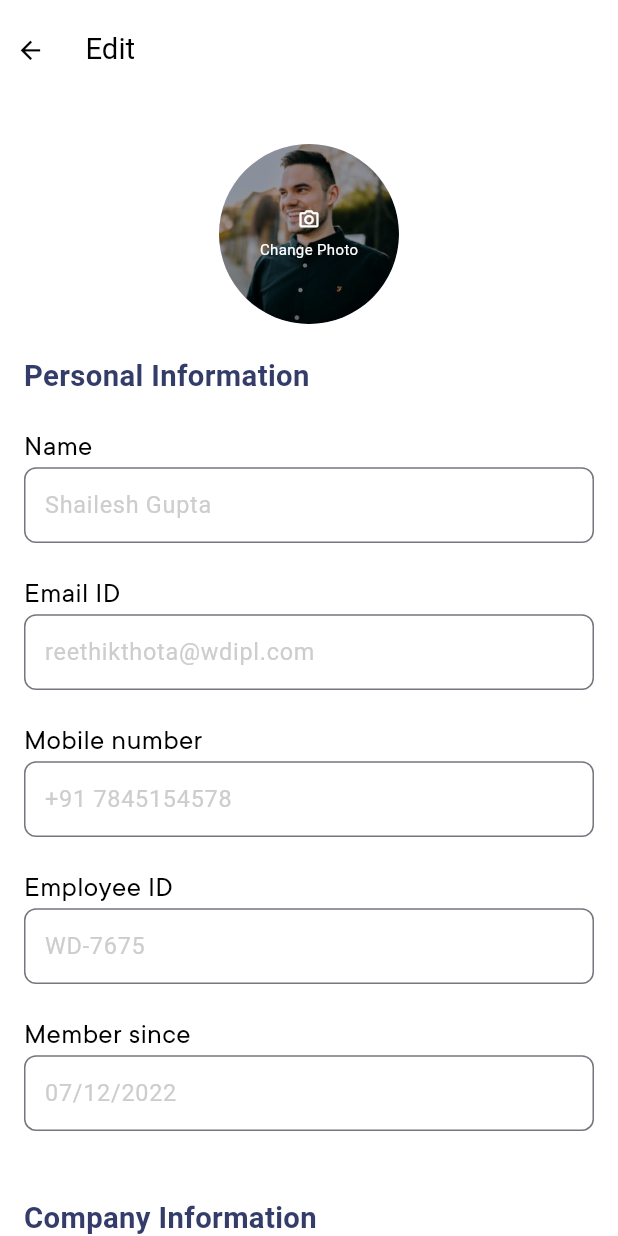
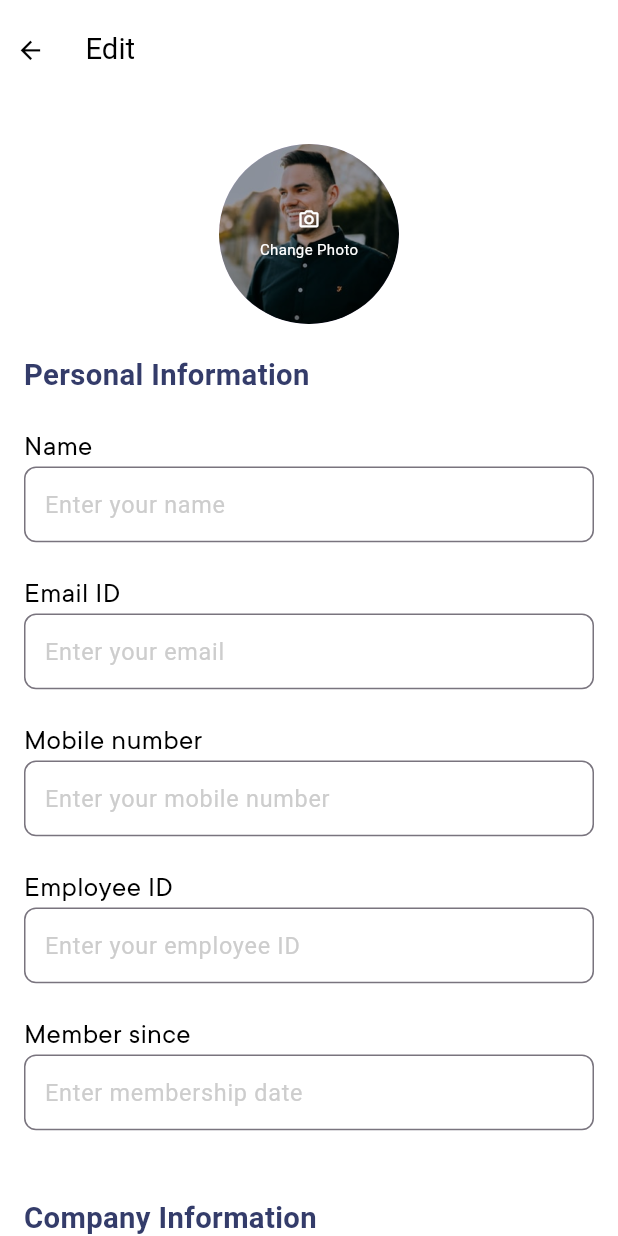
Before and after one commit to kishan06/Optify-Corporate, a Flutter app: the EditProfile screen opened by its route, on a phone screen of 412 x 824 dp. Run offline on Flutter 3.47's test engine with Material 3 defaults, Android fonts, the phone set to English and light mode, and no system bars; our stand-ins replace accordion, dio, dotted_line, dropdown_button2, file_picker, flutter_screenutil and 13 more; missing offline and left inert: dart:ffi, mat_month_picker_dialog, remove_emoji_input_formatter; accounts and stored records are empty; Roboto replaces fonts that are missing (Gilroy-SemiBold, Helvetica).

Commit message:
edit profile

```diff
--- a/lib/SideBar/Profile/EditProfile.dart
+++ b/lib/SideBar/Profile/EditProfile.dart
@@ -1,5 +1,3 @@
-// ignore_for_file: file_names
-
 import 'dart:io';
 
 import 'package:Optifii_Corporate/Utils/CommonWidgets/CommonAppBar.dart';
@@ -23,17 +21,6 @@ class EditProfile extends StatefulWidget {
 
 class _EditProfileState extends State<EditProfile> {
   final ImagePicker _picker = ImagePicker();
-
-  // Function to pick an image from gallery or camera
-  Future<void> _pickImage(ImageSource source) async {
-    final pickedFile = await _picker.pickImage(source: source);
-    if (pickedFile != null) {
-      setState(() {
-        _image = File(pickedFile.path);
-      });
-    }
-  }
-
   File? _image;
   final _formKey = GlobalKey<FormState>();
 
@@ -45,6 +32,16 @@ class _EditProfileState extends State<EditProfile> {
   final _companyNameController = TextEditingController();
   final _industryController = TextEditingController();
   final _typeController = TextEditingController();
+
+  // Function to pick an image from gallery or camera
+  Future<void> _pickImage(ImageSource source) async {
+    final pickedFile = await _picker.pickImage(source: source);
+    if (pickedFile != null) {
+      setState(() {
+        _image = File(pickedFile.path);
+      });
+    }
+  }
 
   @override
   Widget build(BuildContext context) {
@@ -62,53 +59,41 @@ class _EditProfileState extends State<EditProfile> {
               mainAxisAlignment: MainAxisAlignment.start,
               crossAxisAlignment: CrossAxisAlignment.start,
               children: [
+                // Profile Image Section
                 Center(
                   child: Stack(
-                    children: [
-                      // CircleAvatar for profile image
-                      Column(
-                        mainAxisAlignment: MainAxisAlignment.center,
                     children: [
                       CircleAvatar(
                         radius: 60,
                         backgroundImage: _image != null
-                                ? FileImage(_image!) // Display selected image
-                                : const AssetImage(
-                                        'assets/images/png/Avatar.png')
-                                    as ImageProvider, // Default image
+                            ? FileImage(_image!)
+                            : const AssetImage('assets/images/png/Avatar.png')
+                                as ImageProvider,
                       ),
-                          const SizedBox(height: 20),
-                        ],
+                      Positioned.fill(
+                        bottom: 0,
+                        child: Align(
+                          alignment: Alignment.center,
+                          child: InkWell(
+                            onTap: _showImageSourceDialog,
+                            child: Container(
+                              width: 150.w,
+                              height: 150.h,
+                              decoration: BoxDecoration(
+                                color: Colors.black.withOpacity(0.3),
+                                borderRadius: BorderRadius.circular(100),
                               ),
-                      // Positioned overlay with icon and text on top of the image
-                      Positioned.fill(
-                        bottom: 20,
-                        child: Align(
-                          alignment: Alignment
-                              .center, // Align overlay in the center of the image
-                          child: Container(
-                            width: 120.w,
-                            height: 130.h,
-                            alignment: Alignment.center,
-                            decoration: BoxDecoration(
-                              color: Colors.black
-                                  .withOpacity(0.3), // Semi-transparent overlay
-                              borderRadius: BorderRadius.circular(
-                                  100), // Match with CircleAvatar's radius
-                            ),
-                            padding: const EdgeInsets.all(
-                                10), // Padding around the content
                               child: const Column(
-                              mainAxisSize: MainAxisSize
-                                  .min, // Minimize the size of the overlay content
+                                mainAxisAlignment: MainAxisAlignment.center,
+                                crossAxisAlignment: CrossAxisAlignment.center,
+                                mainAxisSize: MainAxisSize.min,
                                 children: [
                                   Icon(
                                     Icons.camera_alt_outlined,
                                     color: Colors.white,
                                     size: 15,
                                   ),
-                                SizedBox(
-                                    height: 5), // Spacing between icon and text
+                                  SizedBox(height: 5),
                                   Text(
                                     'Change Photo',
                                     style: TextStyle(
@@ -121,151 +106,162 @@ class _EditProfileState extends State<EditProfile> {
                             ),
                           ),
                         ),
-                      // ElevatedButton to pick image
+                      ),
                     ],
                   ),
                 ),
+                sizedBoxHeight(20.h),
+
+                // Personal Information Section
                 text20w600c343C6A('Personal Information'),
                 sizedBoxHeight(20.h),
+
+                // Name Field
                 text20w400cblack('Name'),
                 CustomTextFormField(
+                  controller: _nameController,
                   validator: (value) {
-                    if (value == null || value!.isEmpty) {
+                    if (value == null || value.isEmpty) {
                       return "Please enter your name";
-                    }
-                    if (value.length < 3) {
-                      return "Name length should be more then 3 charater";
+                    } else if (value.length < 3) {
+                      return "Name should be at least 3 characters long";
                     }
                     return null;
                   },
                   texttype: TextInputType.text,
-                  inputFormatters: [
-                    RemoveEmojiInputFormatter(),
-                  ],
-                  onInput: (value) {
-                    return null;
-                  },
-                  hintText: "Shailesh Gupta",
+                  inputFormatters: [RemoveEmojiInputFormatter()],
+                  hintText: "Enter your name",
                 ),
                 sizedBoxHeight(15.h),
+
+                // Email Field
                 text20w400cblack('Email ID'),
                 CustomTextFormField(
+                  controller: _emailController,
                   validator: (value) {
-                    if (value!.isEmpty) {
-                      return 'Please enter your email';
-                    } else if (!RegExp(
-                            r'^[\w-\.]+@([\w-]+\.)+[\w]{2,4}$') // Corrected regex
+                    if (value == null || value.isEmpty) {
+                      return "Please enter your email";
+                    } else if (!RegExp(r'^[\w-\.]+@([\w-]+\.)+[\w]{2,4}$')
                         .hasMatch(value)) {
-                      return 'Please enter a valid email address';
+                      return "Please enter a valid email address";
                     }
                     return null;
                   },
                   texttype: TextInputType.emailAddress,
-                  inputFormatters: [
-                    RemoveEmojiInputFormatter(),
-                  ],
-                  onInput: (value) {
-                    return null;
-                  },
-                  hintText: "reethikthota@wdipl.com",
+                  inputFormatters: [RemoveEmojiInputFormatter()],
+                  hintText: "Enter your email",
                 ),
                 sizedBoxHeight(15.h),
+
+                // Mobile Number Field
                 text20w400cblack('Mobile number'),
                 CustomTextFormField(
+                  controller: _mobileController,
                   validator: (value) {
-                    if (value!.isEmpty) {
-                      return 'Please enter your mobile number';
-                    } else if (value.length < 10) {
-                      return 'Mobile number should be 10 digit long';
+                    if (value == null || value.isEmpty) {
+                      return "Please enter your mobile number";
+                    } else if (value.length != 10) {
+                      return "Mobile number should be exactly 10 digits";
                     }
                     return null;
                   },
                   texttype: TextInputType.phone,
-                  inputFormatters: [
-                    RemoveEmojiInputFormatter(),
-                  ],
-                  onInput: (value) {
-                    return null;
-                  },
-                  hintText: "+91 7845154578",
+                  inputFormatters: [RemoveEmojiInputFormatter()],
+                  hintText: "Enter your mobile number",
                 ),
                 sizedBoxHeight(15.h),
+
+                // Employee ID Field
                 text20w400cblack('Employee ID'),
                 CustomTextFormField(
                   controller: _employeeIdController,
-                  texttype: TextInputType.number,
-                  inputFormatters: [RemoveEmojiInputFormatter()],
-                  hintText: "WD-7675",
                   validator: (value) {
-                    if (value!.isEmpty) {
-                      if (value!.isEmpty) {
-                        return 'Please enter your employee id';
-                      }
-                      return null;
-                    }
-                  },
-                  onInput: (value) {
-                    return null;
-                  },
-                ),
-                sizedBoxHeight(15.h),
-                text20w400cblack('Member since'),
-                CustomTextFormField(
-                  texttype: TextInputType.datetime,
-                  inputFormatters: [
-                    RemoveEmojiInputFormatter(),
-                  ],
-                  onInput: (value) {
-                    if (value!.isEmpty) {
-                      return 'Please enter member data';
+                    if (value == null || value.isEmpty) {
+                      return "Please enter your employee ID";
                     }
                     return null;
                   },
-                  hintText: "07/12/2022",
+                  texttype: TextInputType.text,
+                  inputFormatters: [RemoveEmojiInputFormatter()],
+                  hintText: "Enter your employee ID",
+                ),
+                sizedBoxHeight(15.h),
+
+                // Member Since Field
+                text20w400cblack('Member since'),
+                CustomTextFormField(
+                  controller: _memberSinceController,
+                  validator: (value) {
+                    if (value == null || value.isEmpty) {
+                      return "Please enter the membership date";
+                    }
+                    return null;
+                  },
+                  texttype: TextInputType.datetime,
+                  inputFormatters: [RemoveEmojiInputFormatter()],
+                  hintText: "Enter membership date",
                 ),
                 sizedBoxHeight(40.h),
+
+                // Company Information Section
                 text20w600c343C6A('Company Information'),
                 sizedBoxHeight(20.h),
+
+                // Company Name Field
                 text20w400cblack('Company Name'),
                 CustomTextFormField(
-                  texttype: TextInputType.text,
-                  inputFormatters: [
-                    RemoveEmojiInputFormatter(),
-                  ],
-                  onInput: (value) {
+                  controller: _companyNameController,
+                  validator: (value) {
+                    if (value == null || value.isEmpty) {
+                      return "Please enter your company name";
+                    }
                     return null;
                   },
-                  hintText: "WDIPL",
+                  texttype: TextInputType.text,
+                  inputFormatters: [RemoveEmojiInputFormatter()],
+                  hintText: "Enter your company name",
                 ),
                 sizedBoxHeight(15.h),
+
+                // Industry Field
                 text20w400cblack('Industry'),
                 CustomTextFormField(
-                  texttype: TextInputType.text,
-                  inputFormatters: [
-                    RemoveEmojiInputFormatter(),
-                  ],
-                  onInput: (value) {
+                  controller: _industryController,
+                  validator: (value) {
+                    if (value == null || value.isEmpty) {
+                      return "Please enter your industry";
+                    }
                     return null;
                   },
-                  hintText: "Fintech",
+                  texttype: TextInputType.text,
+                  inputFormatters: [RemoveEmojiInputFormatter()],
+                  hintText: "Enter your industry",
                 ),
                 sizedBoxHeight(15.h),
+
+                // Type Field
                 text20w400cblack('Type'),
                 CustomTextFormField(
-                  texttype: TextInputType.text,
-                  inputFormatters: [
-                    RemoveEmojiInputFormatter(),
-                  ],
-                  onInput: (value) {
+                  controller: _typeController,
+                  validator: (value) {
+                    if (value == null || value.isEmpty) {
+                      return "Please enter your company type";
+                    }
                     return null;
                   },
-                  hintText: "Private limited company",
+                  texttype: TextInputType.text,
+                  inputFormatters: [RemoveEmojiInputFormatter()],
+                  hintText: "Enter your company type",
                 ),
                 sizedBoxHeight(40.h),
+
+                // Save Button
                 CustomButton(
                   text: 'Save',
                   ontap: () {
+                    if (_formKey.currentState!.validate()) {
                       Get.toNamed(RouteName.profile);
+                    }
                   },
                 ),
                 sizedBoxHeight(40.h),
@@ -277,6 +273,7 @@ class _EditProfileState extends State<EditProfile> {
     );
   }
 
+  // Show image source dialog
   void _showImageSourceDialog() {
     showDialog(
       context: context,
```
Lines whose indentation alone changed are shown as unchanged.
